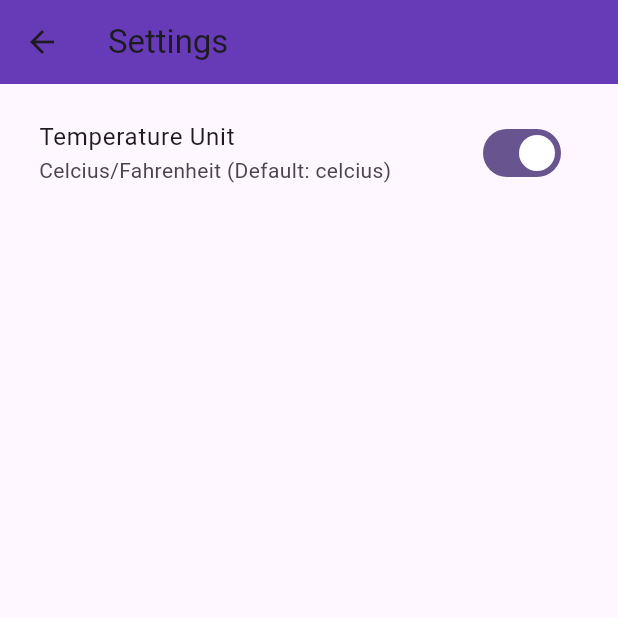
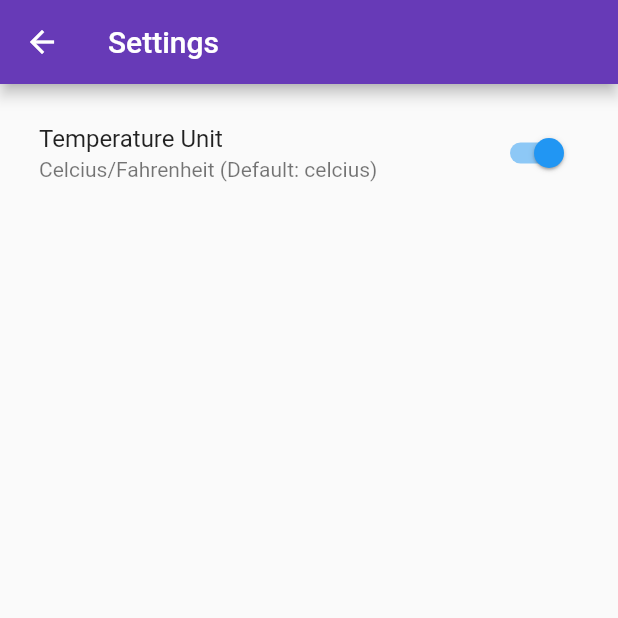
Before and after one commit to dangakeri/weather, a Flutter app: the screen it shows after launch, after a tap on the "settings" icon, on a phone screen of 412 x 824 dp, the top half of it. Run offline on Flutter 3.47's test engine with Material 2 defaults, Android fonts, the phone set to English and light mode, and no system bars; our stand-ins replace equatable.

Commit message:
changenotifierProxyProvider

```diff
--- a/lib/main.dart
+++ b/lib/main.dart
@@ -6,6 +6,8 @@ import 'package:weather/repositories/weather_repository.dart';
 import 'package:weather/services/weather_api_services.dart';
 import 'pages/home_page.dart';
 import 'package:http/http.dart' as http;
+
+import 'providers/theme_provider.dart';
 
 void main() {
   runApp(const MyApp());
@@ -32,14 +34,22 @@ class MyApp extends StatelessWidget {
         ChangeNotifierProvider<TempSettingsProvider>(
           create: (context) => TempSettingsProvider(),
         ),
+        ChangeNotifierProxyProvider<WeatherProvider, ThemeProvider>(
+          create: (context) => ThemeProvider(),
+          update: (
+            BuildContext context,
+            WeatherProvider weatherProvider,
+            ThemeProvider? themeProvider,
+          ) =>
+              themeProvider!..update(weatherProvider),
+        )
       ],
-      child: MaterialApp(
+      builder: (context, _) => MaterialApp(
         debugShowCheckedModeBanner: false,
         title: 'Weather App',
-        theme: ThemeData(
-          colorScheme: ColorScheme.fromSeed(seedColor: Colors.deepPurple),
-          useMaterial3: true,
-        ),
+        theme: context.watch<ThemeProvider>().state.appTheme == AppTheme.light
+            ? ThemeData.light()
+            : ThemeData.dark(),
         home: const HomePage(),
       ),
     );
```
